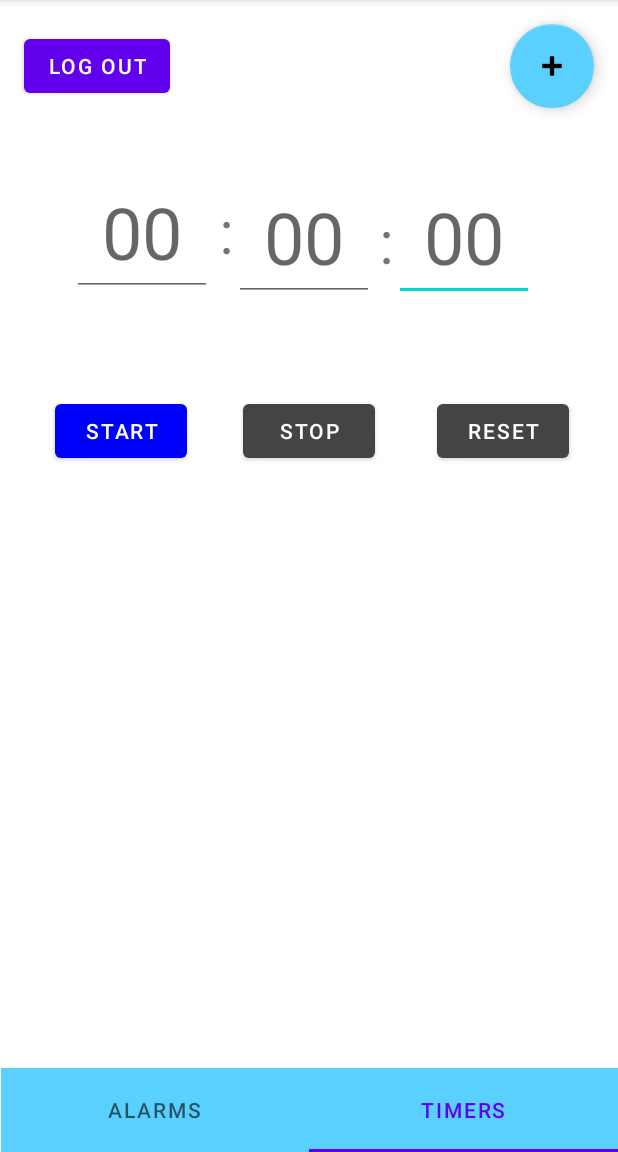
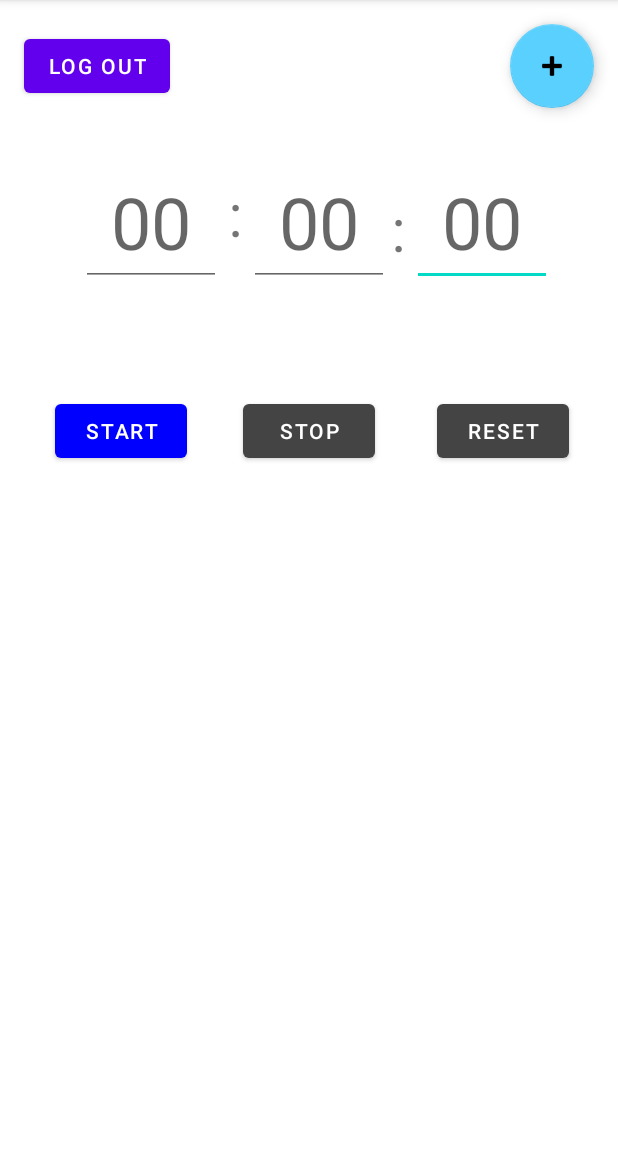
Before and after one commit to calicojack1720/LookOut, an Android app: the TimerActivity screen opened directly, with no data from a screen before it, on a phone screen of 412 x 824 dp, the part 84-1236 px from its top. Run offline under Robolectric (Android 15) with nearby library versions, the phone set to English and light mode, and no system bars; our stand-ins replace Firebase (no records; nobody signed in at launch, a user with empty details on screens opened directly).

Commit message:
Fixed issues in code and started modifying xml files, issues are still present in UI

```diff
--- a/LookOut/app/src/main/res/layout/activity_timers.xml
+++ b/LookOut/app/src/main/res/layout/activity_timers.xml
@@ -37,12 +37,14 @@
         android:layout_height="wrap_content"
         android:layout_alignParentTop="true"
         android:layout_alignParentEnd="true"
-        android:layout_marginBottom="76dp"
+        android:layout_marginStart="1dp"
+        android:layout_marginEnd="2dp"
+        android:layout_marginBottom="84dp"
         android:text=":"
         android:textSize="40sp"
         app:layout_constraintBottom_toTopOf="@+id/StartTimer"
         app:layout_constraintEnd_toStartOf="@+id/TimerSeconds"
-        app:layout_constraintHorizontal_bias="1.0"
+        app:layout_constraintHorizontal_bias="0.0"
         app:layout_constraintStart_toEndOf="@+id/TimerMinutes" />
 
     <EditText
@@ -51,7 +53,7 @@
         android:layout_height="84dp"
         android:layout_alignParentTop="true"
         android:layout_alignParentEnd="true"
-        android:layout_marginEnd="56dp"
+        android:layout_marginStart="230dp"
         android:ems="10"
         android:gravity="center_horizontal"
         android:hint="00"
@@ -59,8 +61,9 @@
         android:textSize="48sp"
         app:layout_constraintBottom_toTopOf="@+id/StartTimer"
         app:layout_constraintEnd_toEndOf="parent"
-        app:layout_constraintTop_toTopOf="parent"
-        app:layout_constraintVertical_bias="0.652" />
+        app:layout_constraintStart_toStartOf="parent"
+        app:layout_constraintTop_toBottomOf="@+id/logout"
+        app:layout_constraintVertical_bias="0.346" />
 
     <EditText
         android:id="@+id/TimerMinutes"
@@ -75,10 +78,10 @@
         android:textSize="48sp"
         app:layout_constraintBottom_toTopOf="@+id/StartTimer"
         app:layout_constraintEnd_toStartOf="@+id/TimerSeconds"
-        app:layout_constraintHorizontal_bias="0.535"
+        app:layout_constraintHorizontal_bias="0.545"
         app:layout_constraintStart_toEndOf="@+id/TimerHours"
-        app:layout_constraintTop_toTopOf="parent"
-        app:layout_constraintVertical_bias="0.652" />
+        app:layout_constraintTop_toBottomOf="@+id/logout"
+        app:layout_constraintVertical_bias="0.346" />
 
     <TextView
         android:id="@+id/TimerColon2"
@@ -90,10 +93,9 @@
         android:textSize="40sp"
         app:layout_constraintBottom_toTopOf="@+id/StartTimer"
         app:layout_constraintEnd_toStartOf="@+id/TimerMinutes"
-        app:layout_constraintHorizontal_bias="1.0"
         app:layout_constraintStart_toEndOf="@+id/TimerHours"
-        app:layout_constraintTop_toTopOf="parent"
-        app:layout_constraintVertical_bias="0.605" />
+        app:layout_constraintTop_toBottomOf="@+id/logout"
+        app:layout_constraintVertical_bias="0.333" />
 
     <EditText
         android:id="@+id/TimerHours"
@@ -107,12 +109,12 @@
         android:hint="00"
         android:inputType="number"
         android:textSize="48sp"
-        app:layout_constraintBottom_toBottomOf="parent"
+        app:layout_constraintBottom_toTopOf="@+id/StartTimer"
         app:layout_constraintEnd_toEndOf="parent"
-        app:layout_constraintHorizontal_bias="0.15"
+        app:layout_constraintHorizontal_bias="0.169"
         app:layout_constraintStart_toStartOf="parent"
-        app:layout_constraintTop_toTopOf="parent"
-        app:layout_constraintVertical_bias="0.166" />
+        app:layout_constraintTop_toBottomOf="@+id/logout"
+        app:layout_constraintVertical_bias="0.346" />
 
     <Button
         android:id="@+id/StartTimer"
@@ -150,31 +152,31 @@
         app:layout_constraintStart_toStartOf="parent"
         app:layout_constraintTop_toTopOf="parent" />
 
-    <com.google.android.material.tabs.TabLayout
-        android:id="@+id/navigation_bar"
-        android:layout_width="411dp"
-        android:layout_height="56dp"
-        android:background="@color/button_background"
-        app:layout_constraintBottom_toBottomOf="parent"
-        app:layout_constraintEnd_toEndOf="parent"
-        app:layout_constraintStart_toStartOf="parent">
+<!--    <com.google.android.material.tabs.TabLayout-->
+<!--        android:id="@+id/navigation_bar"-->
+<!--        android:layout_width="411dp"-->
+<!--        android:layout_height="56dp"-->
+<!--        android:background="@color/button_background"-->
+<!--        app:layout_constraintBottom_toBottomOf="parent"-->
+<!--        app:layout_constraintEnd_toEndOf="parent"-->
+<!--        app:layout_constraintStart_toStartOf="parent">-->
 
-        <com.google.android.material.tabs.TabItem
-            android:id="@+id/alarms"
-            android:layout_width="wrap_content"
-            android:layout_height="wrap_content"
-            android:color="@color/black"
-            android:text="@string/alarms"
-            tools:layout_editor_absoluteX="-2dp"
-            tools:layout_editor_absoluteY="825dp" />
+<!--        <com.google.android.material.tabs.TabItem-->
+<!--            android:id="@+id/alarms"-->
+<!--            android:layout_width="wrap_content"-->
+<!--            android:layout_height="wrap_content"-->
+<!--            android:color="@color/black"-->
+<!--            android:text="@string/alarms"-->
+<!--            tools:layout_editor_absoluteX="-2dp"-->
+<!--            tools:layout_editor_absoluteY="825dp" />-->
 
-        <com.google.android.material.tabs.TabItem
-            android:id="@+id/timers"
-            android:layout_width="wrap_content"
-            android:layout_height="wrap_content"
-            android:text="@string/timers"
-            tools:layout_editor_absoluteX="201dp"
-            tools:layout_editor_absoluteY="821dp" />
-    </com.google.android.material.tabs.TabLayout>
+<!--        <com.google.android.material.tabs.TabItem-->
+<!--            android:id="@+id/timers"-->
+<!--            android:layout_width="wrap_content"-->
+<!--            android:layout_height="wrap_content"-->
+<!--            android:text="@string/timers"-->
+<!--            tools:layout_editor_absoluteX="201dp"-->
+<!--            tools:layout_editor_absoluteY="821dp" />-->
+<!--    </com.google.android.material.tabs.TabLayout>-->
 
 </androidx.constraintlayout.widget.ConstraintLayout>
```
Also changed, not shown: LookOut/app/src/main/java/com/example/lologin/TimerActivity.kt (+42 -26 lines), LookOut/app/src/main/res/layout/alarm_item.xml (+6 -5 lines), LookOut/app/src/main/res/layout/timer_item.xml (+7 -8 lines).
